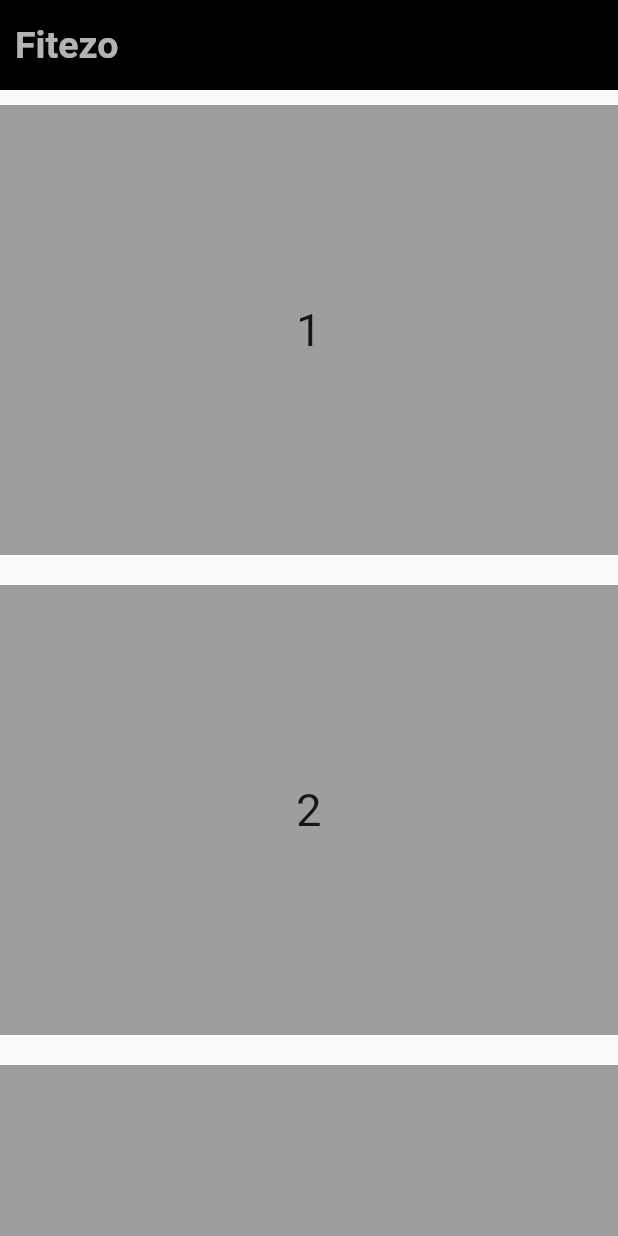
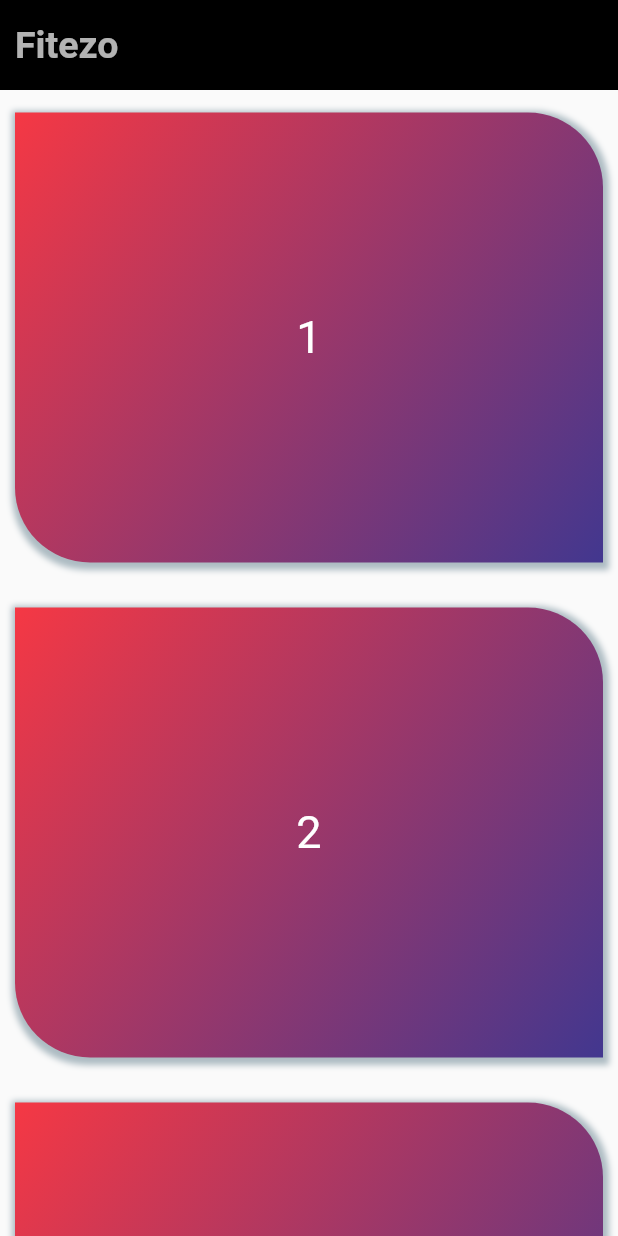
Before and after one commit to opencodeiiita/Fitezo, a Flutter app: the screen it shows after launch, on a phone screen of 412 x 824 dp. Run offline on Flutter 3.47's test engine with Material 2 defaults, Android fonts, the phone set to English and light mode, and no system bars.

Commit message:
Styled the container

```diff
--- a/lib/list.dart
+++ b/lib/list.dart
@@ -7,15 +7,39 @@ class ListContainer extends StatelessWidget {
   @override
   Widget build(BuildContext context) {
     return Padding(
-      padding: const EdgeInsets.symmetric(vertical: 10.0),
+      padding: const EdgeInsets.symmetric(vertical: 5.0),
       child: Container(
         width: double.infinity,
         height: 300,
-
-        color: Colors.grey,
-        child:  Center(
-
-            child: Text(con,style: TextStyle(fontSize: 30),
+        margin: const EdgeInsets.all(10),
+        decoration: BoxDecoration(
+          borderRadius: const BorderRadius.only(
+            topRight: Radius.circular(50.0),
+            bottomRight: Radius.circular(00.0),
+            topLeft: Radius.circular(0.0),
+            bottomLeft: Radius.circular(50.0),
+          ),
+          gradient: const LinearGradient(
+            colors: [
+              Color(0xffF53844),
+              Color(0xff42378F),
+            ],
+            begin: Alignment.topLeft,
+            end: Alignment.bottomRight,
+          ),
+          boxShadow: [
+            BoxShadow(
+              color: Colors.blueGrey.withOpacity(0.5),
+              spreadRadius: 3,
+              blurRadius: 3,
+              offset: const Offset(1, 2),
+            ),
+          ],
+        ),
+        child: Center(
+            child: Text(
+          con,
+          style: const TextStyle(fontSize: 30, color: Colors.white),
         )),
       ),
     );
```
